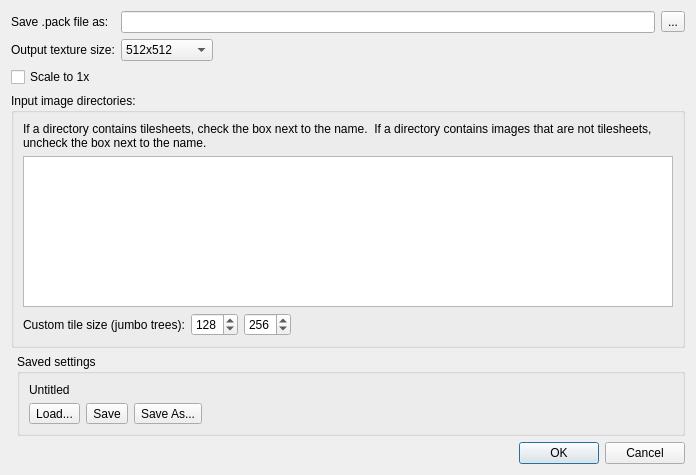
timbaker/tiled, file src/tiled/createpackdialog.ui: the form before one commit.
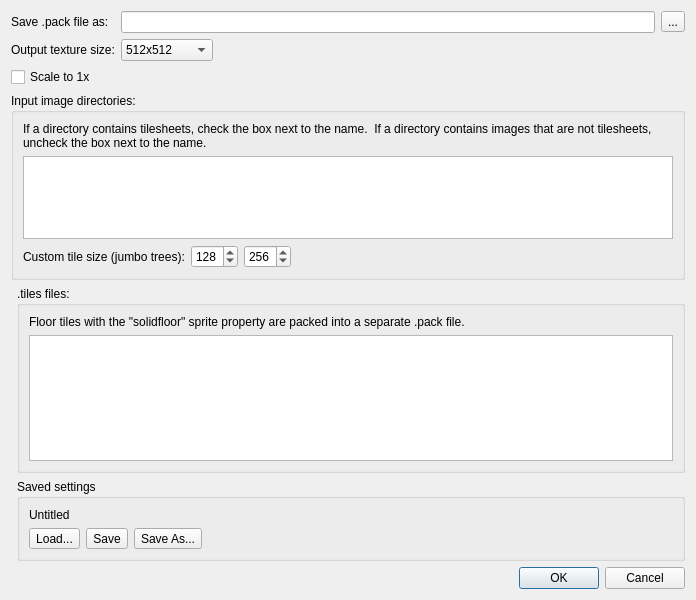
The form after the commit. Icons and pictures are not drawn.

Commit message:
Added list of .tiles files to CreatePackDialog.
Previously, the game would load only newtiledefinitions.tiles from the
current Tiles directory.

```diff
--- a/src/tiled/createpackdialog.ui
+++ b/src/tiled/createpackdialog.ui
@@ -7,7 +7,7 @@
     <x>0</x>
     <y>0</y>
     <width>696</width>
-    <height>475</height>
+    <height>600</height>
    </rect>
   </property>
   <property name="windowTitle">
@@ -75,7 +75,7 @@
      </item>
     </layout>
    </item>
-   <item row="3" column="1">
+   <item row="4" column="1">
     <widget class="QDialogButtonBox" name="buttonBox">
      <property name="orientation">
       <enum>Qt::Horizontal</enum>
@@ -85,6 +85,60 @@
      </property>
     </widget>
    </item>
+   <item row="3" column="1">
+    <widget class="QGroupBox" name="groupBox_2">
+     <property name="title">
+      <string>Saved settings</string>
+     </property>
+     <layout class="QVBoxLayout" name="verticalLayout">
+      <item>
+       <widget class="QLabel" name="settingsName">
+        <property name="text">
+         <string>Untitled</string>
+        </property>
+       </widget>
+      </item>
+      <item>
+       <layout class="QHBoxLayout" name="horizontalLayout_2">
+        <item>
+         <widget class="QToolButton" name="btnLoad">
+          <property name="text">
+           <string>Load...</string>
+          </property>
+         </widget>
+        </item>
+        <item>
+         <widget class="QToolButton" name="btnSave">
+          <property name="text">
+           <string>Save</string>
+          </property>
+         </widget>
+        </item>
+        <item>
+         <widget class="QToolButton" name="btnSaveAs">
+          <property name="text">
+           <string>Save As...</string>
+          </property>
+         </widget>
+        </item>
+        <item>
+         <spacer name="horizontalSpacer">
+          <property name="orientation">
+           <enum>Qt::Horizontal</enum>
+          </property>
+          <property name="sizeHint" stdset="0">
+           <size>
+            <width>40</width>
+            <height>20</height>
+           </size>
+          </property>
+         </spacer>
+        </item>
+       </layout>
+      </item>
+     </layout>
+    </widget>
+   </item>
    <item row="1" column="0" colspan="2">
     <widget class="QGroupBox" name="groupBox">
      <property name="title">
@@ -155,55 +209,26 @@
     </widget>
    </item>
    <item row="2" column="1">
-    <widget class="QGroupBox" name="groupBox_2">
+    <widget class="QGroupBox" name="groupBox_3">
      <property name="title">
-      <string>Saved settings</string>
+      <string>.tiles files:</string>
      </property>
-     <layout class="QVBoxLayout" name="verticalLayout">
+     <layout class="QVBoxLayout" name="verticalLayout_2">
       <item>
-       <widget class="QLabel" name="settingsName">
+       <widget class="QLabel" name="label_5">
         <property name="text">
-         <string>Untitled</string>
+         <string>Floor tiles with the &quot;solidfloor&quot; sprite property are packed into a separate .pack file.</string>
+        </property>
+        <property name="wordWrap">
+         <bool>true</bool>
         </property>
        </widget>
       </item>
       <item>
-       <layout class="QHBoxLayout" name="horizontalLayout_2">
-        <item>
-         <widget class="QToolButton" name="btnLoad">
-          <property name="text">
-           <string>Load...</string>
-          </property>
-         </widget>
-        </item>
-        <item>
-         <widget class="QToolButton" name="btnSave">
-          <property name="text">
-           <string>Save</string>
-          </property>
-         </widget>
-        </item>
-        <item>
-         <widget class="QToolButton" name="btnSaveAs">
-          <property name="text">
-           <string>Save As...</string>
-          </property>
-         </widget>
-        </item>
-        <item>
-         <spacer name="horizontalSpacer">
-          <property name="orientation">
-           <enum>Qt::Horizontal</enum>
-          </property>
-          <property name="sizeHint" stdset="0">
-           <size>
-            <width>40</width>
-            <height>20</height>
-           </size>
-          </property>
-         </spacer>
-        </item>
-       </layout>
+       <widget class="QListWidget" name="tileDefList"/>
+      </item>
+      <item>
+       <layout class="QHBoxLayout" name="tileDefToolbarLayout"/>
       </item>
      </layout>
     </widget>
```
Left out of the diff: 24 changed lines with no effect on the pictures. The commit also changes 6 other files.
